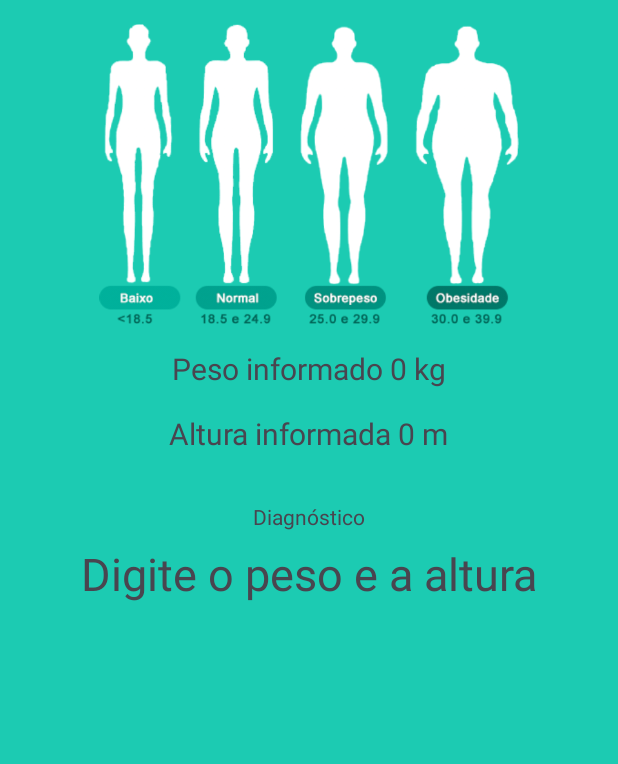
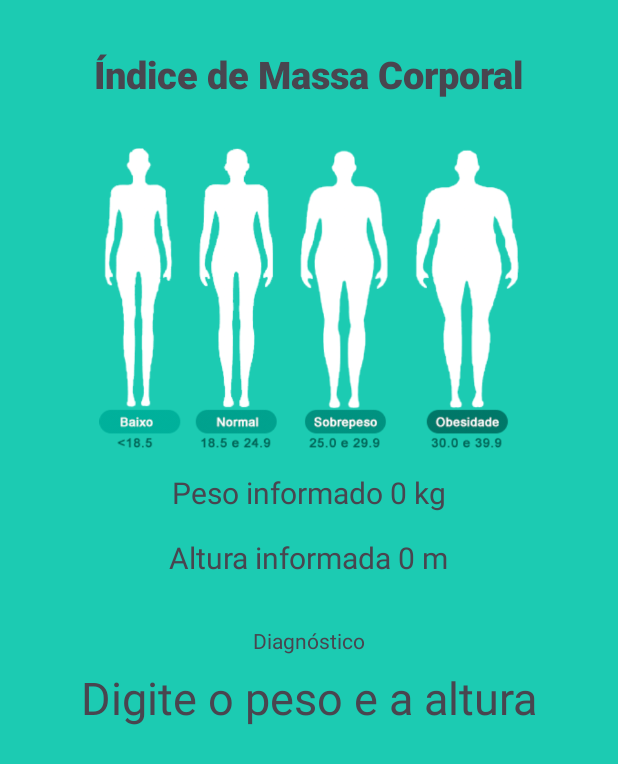
Before and after one commit to diasoficial/p6-CalculadoraIMC, an Android app: the ImcActivity screen opened directly, with no data from a screen before it, on a phone screen of 412 x 824 dp. Shown: the top 764 px of the screen. Run offline under Robolectric (Android 15) with nearby library versions, the phone set to English and light mode, and no system bars.

Commit message:
Add Titulo

```diff
--- a/app/src/main/res/layout/activity_imc.xml
+++ b/app/src/main/res/layout/activity_imc.xml
@@ -12,12 +12,12 @@
         android:layout_width="0dp"
         android:layout_height="200dp"
         android:layout_marginStart="24dp"
-        android:layout_marginTop="16dp"
+        android:layout_marginTop="32dp"
         android:layout_marginEnd="24dp"
         app:layout_constraintEnd_toEndOf="parent"
-        app:layout_constraintHorizontal_bias="0.5"
+        app:layout_constraintHorizontal_bias="1.0"
         app:layout_constraintStart_toStartOf="parent"
-        app:layout_constraintTop_toTopOf="parent"
+        app:layout_constraintTop_toBottomOf="@+id/textView16"
         app:srcCompat="@drawable/resultado" />
 
     <TextView
@@ -69,4 +69,17 @@
         app:layout_constraintHorizontal_bias="0.5"
         app:layout_constraintStart_toStartOf="parent"
         app:layout_constraintTop_toBottomOf="@+id/textView4" />
+
+    <TextView
+        android:id="@+id/textView16"
+        android:layout_width="wrap_content"
+        android:layout_height="wrap_content"
+        android:layout_marginTop="32dp"
+        android:fontFamily="sans-serif-black"
+        android:text="Índice de Massa Corporal"
+        android:textSize="25sp"
+        app:layout_constraintEnd_toEndOf="parent"
+        app:layout_constraintHorizontal_bias="0.5"
+        app:layout_constraintStart_toStartOf="parent"
+        app:layout_constraintTop_toTopOf="parent" />
 </androidx.constraintlayout.widget.ConstraintLayout>
```
